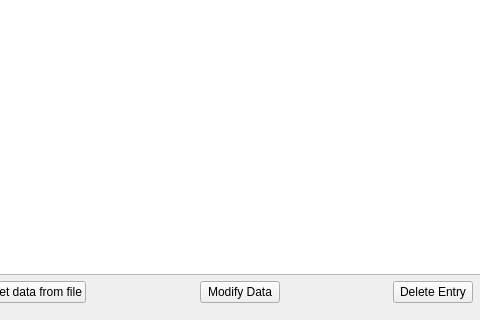
Qt form mainwindow.ui (Kuboss949/PociagiQT) before a commit; both pictures show x 142 to 622 and y 228 to 548 of the 1161 by 548 pixel window.
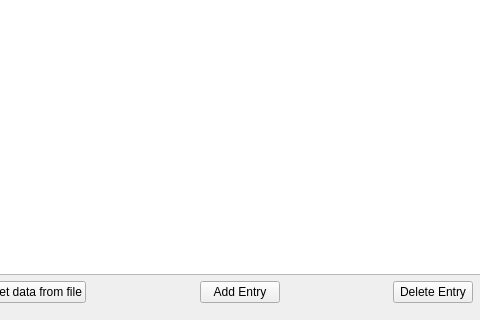
The same form after that commit. Icons and pictures are not drawn.

Patch:
```diff
--- a/mainwindow.ui
+++ b/mainwindow.ui
@@ -132,7 +132,7 @@
       <item>
        <widget class="QPushButton" name="modifyDataButt">
         <property name="text">
-         <string>Modify Data</string>
+         <string>Add Entry</string>
         </property>
        </widget>
       </item>
```
Left out of the diff: 2 changed lines with no effect on the pictures.
